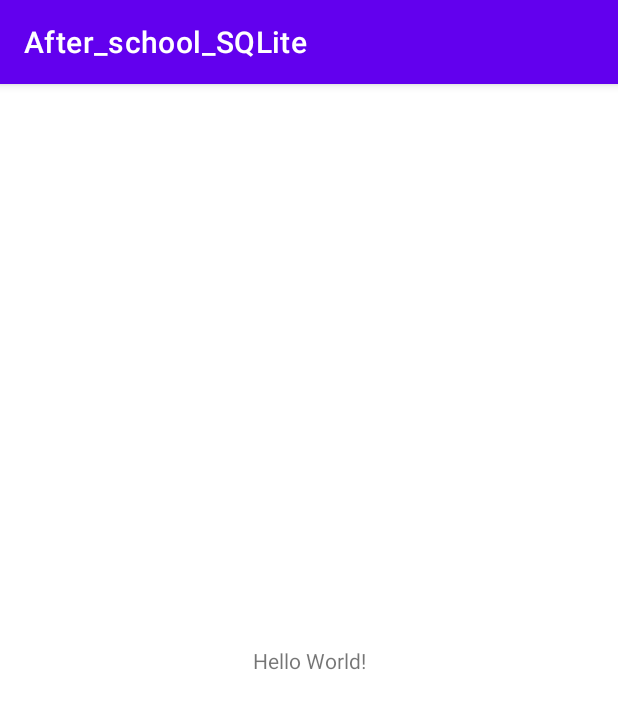
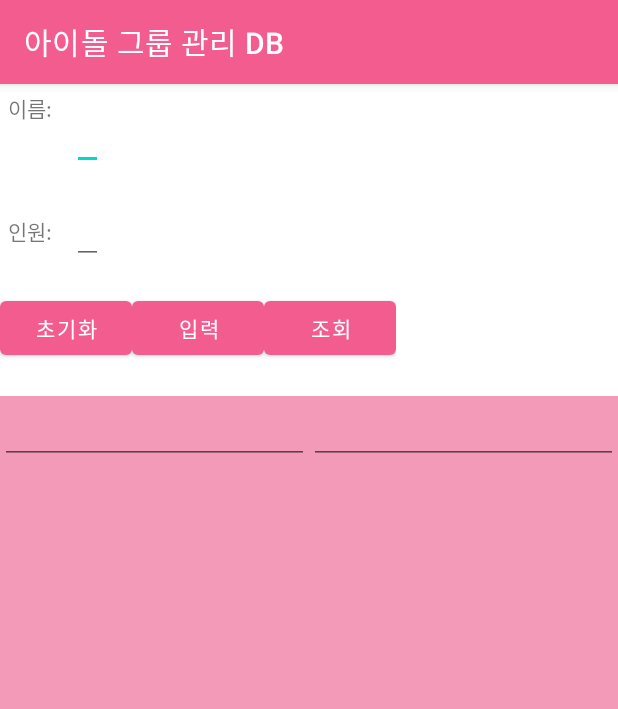
Before and after one commit to ParkJaeyeon0308/MrimIdolManagement, an Android app: the screen it shows after launch (MainActivity), on a phone screen of 412 x 824 dp. Shown: the top 709 px of the screen. Run offline under Robolectric (Android 15) with nearby library versions, the phone set to English and light mode, and no system bars.

```diff
--- a/app/src/main/java/com/example/after_school_sqlite/MainActivity.java
+++ b/app/src/main/java/com/example/after_school_sqlite/MainActivity.java
@@ -2,13 +2,69 @@ package com.example.after_school_sqlite;
 
 import androidx.appcompat.app.AppCompatActivity;
 
+import android.database.Cursor;
+import android.database.sqlite.SQLiteDatabase;
 import android.os.Bundle;
+import android.view.View;
+import android.widget.Button;
+import android.widget.EditText;
+import android.widget.Toast;
 
 public class MainActivity extends AppCompatActivity {
+    MyDBHelper myHelper;
+    EditText editName, editCount, editSelectName, editSelectCount;
+    SQLiteDatabase sqlDB;
 
     @Override
     protected void onCreate(Bundle savedInstanceState) {
         super.onCreate(savedInstanceState);
         setContentView(R.layout.activity_main);
+        setTitle("아이돌 그룹 관리 DB");
+
+        editName = findViewById(R.id.edit_name);
+        editCount = findViewById(R.id.edit_count);
+        editSelectName = findViewById(R.id.edit_select_name);
+        editSelectCount = findViewById(R.id.edit_select_count);
+
+        Button btnInit = findViewById(R.id.btn_init);
+        Button btnInput = findViewById(R.id.btn_input);
+        Button btnSelect = findViewById(R.id.btn_select);
+
+        myHelper = new MyDBHelper(this);
+        btnInit.setOnClickListener(btnListener);
+        btnInput.setOnClickListener(btnListener);
+        btnSelect.setOnClickListener(btnListener);
     }
+    View.OnClickListener btnListener = new View.OnClickListener() {
+        @Override
+        public void onClick(View v) {
+            switch (v.getId()){
+                case R.id.btn_init:
+                    sqlDB = myHelper.getWritableDatabase(); //읽기와 쓰기가 모두 가능한 데이터베이스
+                    myHelper.onUpgrade(sqlDB, 1, 2);//원래버전에서 새 버전으로 올려주면서 기존 테이블 삭제 !
+                    sqlDB.close();
+                    break;
+                case R.id.btn_input:
+                    sqlDB = myHelper.getWritableDatabase();
+                    sqlDB.execSQL("insert into groupTBL values('" + editName.getText().toString() + "', " + editCount.getText().toString()+")");
+                    sqlDB.close();
+                    Toast.makeText(getApplicationContext(), "정상적으로 저장됨", Toast.LENGTH_SHORT).show();
+                    break;
+                case R.id.btn_select:
+                    sqlDB = myHelper.getReadableDatabase();
+                    Cursor cursor = sqlDB.rawQuery("select * from groupTBL;", null);
+                    String strNames = "아이돌이름\r\n-----------\r\n";
+                    String strNumbers = "인원수\r\n-----------\r\n";
+                    while (cursor.moveToNext()) {//현재 커서가 전체 테이블을 가리키고 있다가 무브투넥스트를 만나면 원하는 행의 데이터 선택 가능
+                        strNames += cursor.getString(0)+ "\r\n"; //처음에 선택된 행에 getString을 갖습니다.
+                        strNumbers +=cursor.getInt(1)+"\r\n";
+                    }
+                    editSelectName.setText(strNames);
+                    editSelectCount.setText(strNumbers);
+                    cursor.close();
+                    sqlDB.close();
+                    break;
+            }
+        }
+    };
 }
--- /dev/null
+++ b/app/src/main/java/com/example/after_school_sqlite/MyDBHelper.java
@@ -0,0 +1,23 @@
+package com.example.after_school_sqlite;
+
+import android.content.Context;
+import android.database.sqlite.SQLiteDatabase;
+import android.database.sqlite.SQLiteOpenHelper;
+
+import androidx.annotation.Nullable;
+
+public class MyDBHelper extends SQLiteOpenHelper {
+    public MyDBHelper(@Nullable Context context) {
+        super(context, "groupDB", null, 1);
+    }
+    //table 생성
+    @Override
+    public void onCreate(SQLiteDatabase db) {
+        db.execSQL("create table groupTBL(gName char(20) PRIMARY KEY, gNumber INTEEGER)");
+    }
+    @Override
+    public void onUpgrade(SQLiteDatabase db, int oldVersion, int newVersion) {
+        db.execSQL("drop table if exists groupTBL"); // groupTBL이 있다면 삭제해라
+        onCreate(db);// 그리구 다시 새롭게 생성
+    }
+}
--- a/app/src/main/res/layout/activity_main.xml
+++ b/app/src/main/res/layout/activity_main.xml
@@ -1,18 +1,82 @@
 <?xml version="1.0" encoding="utf-8"?>
-<androidx.constraintlayout.widget.ConstraintLayout xmlns:android="http://schemas.android.com/apk/res/android"
+<LinearLayout xmlns:android="http://schemas.android.com/apk/res/android"
     xmlns:app="http://schemas.android.com/apk/res-auto"
     xmlns:tools="http://schemas.android.com/tools"
     android:layout_width="match_parent"
     android:layout_height="match_parent"
+    android:orientation="vertical"
     tools:context=".MainActivity">
 
-    <TextView
+    <LinearLayout
         android:layout_width="wrap_content"
-        android:layout_height="wrap_content"
-        android:text="Hello World!"
-        app:layout_constraintBottom_toBottomOf="parent"
-        app:layout_constraintLeft_toLeftOf="parent"
-        app:layout_constraintRight_toRightOf="parent"
-        app:layout_constraintTop_toTopOf="parent" />
+        android:layout_height="0dp"
+        android:layout_weight="1"
+        android:padding="5dp"
+        android:orientation="horizontal">
+        <TextView
+            android:layout_width="wrap_content"
+            android:layout_height="wrap_content"
+            android:layout_marginRight="10dp"
+            android:text="이름: "/>
+        <EditText
+            android:id="@+id/edit_name"
+            android:layout_gravity="center_vertical"
+            android:layout_width="match_parent"
+            android:layout_height="wrap_content"/>
+    </LinearLayout>
+    <LinearLayout
+        android:layout_width="wrap_content"
+        android:layout_height="0dp"
+        android:layout_weight="1"
+        android:padding="5dp"
+        android:orientation="horizontal">
+        <TextView
+            android:layout_width="wrap_content"
+            android:layout_height="wrap_content"
+            android:layout_marginRight="10dp"
+            android:text="인원: "/>
+        <EditText
+            android:id="@+id/edit_count"
+            android:layout_width="match_parent"
+            android:layout_height="wrap_content"/>
+    </LinearLayout>
+    <LinearLayout
+        android:layout_width="wrap_content"
+        android:layout_height="0dp"
+        android:layout_weight="1"
+        android:orientation="horizontal">
+        <Button
+            android:id="@+id/btn_init"
+            android:layout_width="wrap_content"
+            android:layout_height="wrap_content"
+            android:text="초기화"/>
+        <Button
+            android:id="@+id/btn_input"
+            android:layout_width="wrap_content"
+            android:layout_height="wrap_content"
+            android:text="입력"/>
+        <Button
+            android:id="@+id/btn_select"
+            android:layout_width="wrap_content"
+            android:layout_height="wrap_content"
+            android:text="조회"/>
+    </LinearLayout>
+    <LinearLayout
+        android:layout_width="match_parent"
+        android:layout_height="0dp"
+        android:layout_weight="8"
+        android:orientation="horizontal"
+        android:background="#F49AB9">
+        <EditText
+            android:id="@+id/edit_select_name"
+            android:layout_width="0dp"
+            android:layout_height="wrap_content"
+            android:layout_weight="1"/>
+        <EditText
+            android:id="@+id/edit_select_count"
+            android:layout_width="0dp"
+            android:layout_height="wrap_content"
+            android:layout_weight="1"/>
+    </LinearLayout>
 
-</androidx.constraintlayout.widget.ConstraintLayout>
+</LinearLayout>
--- a/app/src/main/res/values/colors.xml
+++ b/app/src/main/res/values/colors.xml
@@ -1,8 +1,8 @@
 <?xml version="1.0" encoding="utf-8"?>
 <resources>
     <color name="purple_200">#FFBB86FC</color>
-    <color name="purple_500">#FF6200EE</color>
-    <color name="purple_700">#FF3700B3</color>
+    <color name="purple_500">#F35C8F</color>
+    <color name="purple_700">#EF588C</color>
     <color name="teal_200">#FF03DAC5</color>
     <color name="teal_700">#FF018786</color>
     <color name="black">#FF000000</color>
```
